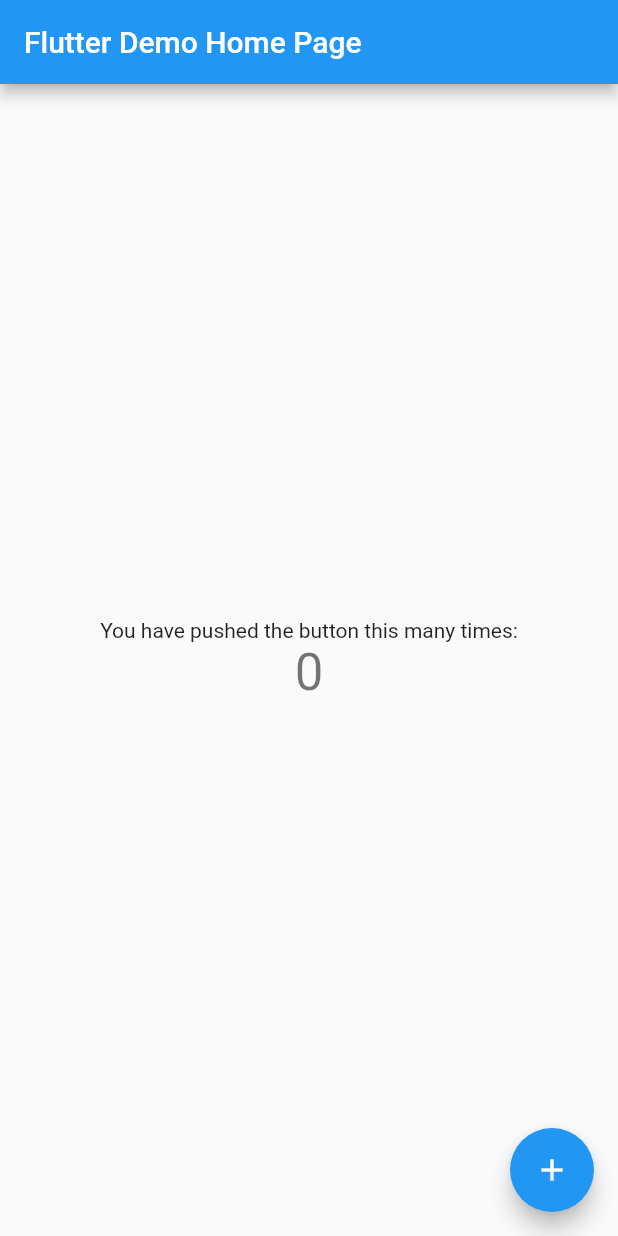
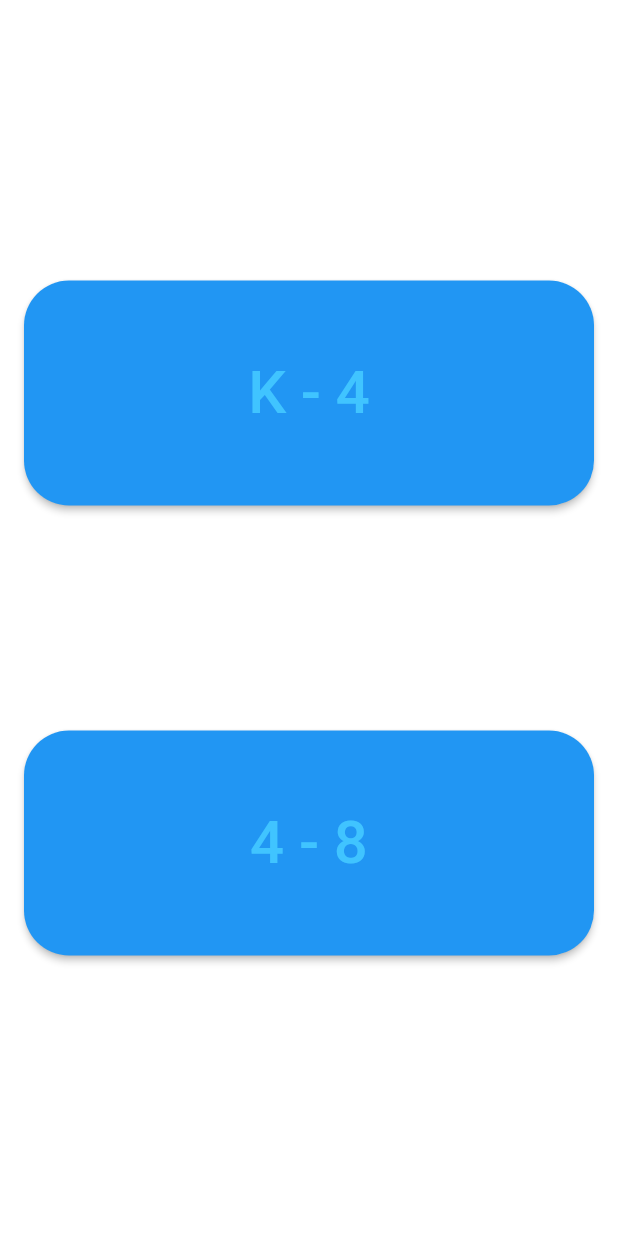
Before and after one commit to Derek-Girardi/green_circle_generator, a Flutter app: the screen it shows after launch, on a phone screen of 412 x 824 dp. Run offline on Flutter 3.47's test engine with Material 2 defaults, Android fonts, the light colour scheme and no system bars.

Commit message:
Base UI for App
UI for home page of app, contains 2 buttons that will navigate to 2
other pages. This is agood base start and this will be the last time I
commit straight to master as this is good enough for me.

```diff
--- /dev/null
+++ b/lib/BLoC/bloc.dart
@@ -0,0 +1,3 @@
+abstract class Bloc {
+  void dispose();
+}
--- a/lib/main.dart
+++ b/lib/main.dart
@@ -1,111 +1,19 @@
 import 'package:flutter/material.dart';
+import 'package:green_circle_generator/ui/home_page.dart';
 
 void main() => runApp(MyApp());
 
 class MyApp extends StatelessWidget {
-  // This widget is the root of your application.
   @override
   Widget build(BuildContext context) {
     return MaterialApp(
-      title: 'Flutter Demo',
+      debugShowCheckedModeBanner: false,
+      title: 'Green Circle Generator',
       theme: ThemeData(
-        // This is the theme of your application.
-        //
-        // Try running your application with "flutter run". You'll see the
-        // application has a blue toolbar. Then, without quitting the app, try
-        // changing the primarySwatch below to Colors.green and then invoke
-        // "hot reload" (press "r" in the console where you ran "flutter run",
-        // or simply save your changes to "hot reload" in a Flutter IDE).
-        // Notice that the counter didn't reset back to zero; the application
-        // is not restarted.
-        primarySwatch: Colors.blue,
+          primarySwatch: Colors.indigo,
+          canvasColor: Colors.transparent
       ),
-      home: MyHomePage(title: 'Flutter Demo Home Page'),
+      home: HomePage(),
     );
   }
 }
-
-class MyHomePage extends StatefulWidget {
-  MyHomePage({Key key, this.title}) : super(key: key);
-
-  // This widget is the home page of your application. It is stateful, meaning
-  // that it has a State object (defined below) that contains fields that affect
-  // how it looks.
-
-  // This class is the configuration for the state. It holds the values (in this
-  // case the title) provided by the parent (in this case the App widget) and
-  // used by the build method of the State. Fields in a Widget subclass are
-  // always marked "final".
-
-  final String title;
-
-  @override
-  _MyHomePageState createState() => _MyHomePageState();
-}
-
-class _MyHomePageState extends State<MyHomePage> {
-  int _counter = 0;
-
-  void _incrementCounter() {
-    setState(() {
-      // This call to setState tells the Flutter framework that something has
-      // changed in this State, which causes it to rerun the build method below
-      // so that the display can reflect the updated values. If we changed
-      // _counter without calling setState(), then the build method would not be
-      // called again, and so nothing would appear to happen.
-      _counter++;
-    });
-  }
-
-  @override
-  Widget build(BuildContext context) {
-    // This method is rerun every time setState is called, for instance as done
-    // by the _incrementCounter method above.
-    //
-    // The Flutter framework has been optimized to make rerunning build methods
-    // fast, so that you can just rebuild anything that needs updating rather
-    // than having to individually change instances of widgets.
-    return Scaffold(
-      appBar: AppBar(
-        // Here we take the value from the MyHomePage object that was created by
-        // the App.build method, and use it to set our appbar title.
-        title: Text(widget.title),
-      ),
-      body: Center(
-        // Center is a layout widget. It takes a single child and positions it
-        // in the middle of the parent.
-        child: Column(
-          // Column is also a layout widget. It takes a list of children and
-          // arranges them vertically. By default, it sizes itself to fit its
-          // children horizontally, and tries to be as tall as its parent.
-          //
-          // Invoke "debug painting" (press "p" in the console, choose the
-          // "Toggle Debug Paint" action from the Flutter Inspector in Android
-          // Studio, or the "Toggle Debug Paint" command in Visual Studio Code)
-          // to see the wireframe for each widget.
-          //
-          // Column has various properties to control how it sizes itself and
-          // how it positions its children. Here we use mainAxisAlignment to
-          // center the children vertically; the main axis here is the vertical
-          // axis because Columns are vertical (the cross axis would be
-          // horizontal).
-          mainAxisAlignment: MainAxisAlignment.center,
-          children: <Widget>[
-            Text(
-              'You have pushed the button this many times:',
-            ),
-            Text(
-              '$_counter',
-              style: Theme.of(context).textTheme.display1,
-            ),
-          ],
-        ),
-      ),
-      floatingActionButton: FloatingActionButton(
-        onPressed: _incrementCounter,
-        tooltip: 'Increment',
-        child: Icon(Icons.add),
-      ), // This trailing comma makes auto-formatting nicer for build methods.
-    );
-  }
-}
--- /dev/null
+++ b/lib/ui/Primary_Page.dart
@@ -0,0 +1,10 @@
+import 'package:flutter/material.dart';
+
+class PrimaryPage extends StatelessWidget {
+
+  @override
+  Widget build(BuildContext context) {
+    return Scaffold(
+    );
+  }
+}
--- /dev/null
+++ b/lib/ui/Secondary_Page.dart
@@ -0,0 +1,13 @@
+import 'package:flutter/material.dart';
+
+class SecondaryPage extends StatelessWidget {
+
+  @override
+  Widget build(BuildContext context) {
+    return Scaffold (
+      body: Center(
+          child: Text('Test')
+      ),
+    );
+  }
+}
--- /dev/null
+++ b/lib/ui/home_page.dart
@@ -0,0 +1,73 @@
+import 'package:flutter/material.dart';
+import 'package:green_circle_generator/ui/Primary_Page.dart';
+import 'package:green_circle_generator/ui/Secondary_Page.dart';
+
+class HomePage extends StatelessWidget {
+  @override
+  Widget build(BuildContext context) {
+    return Scaffold(
+      //appBar: AppBar(
+      //  centerTitle: true,
+      //  title: Text('BIG BOI TEST'),
+      // ),
+      body: Center(
+        child: Column(
+          mainAxisAlignment: MainAxisAlignment.center,
+          crossAxisAlignment: CrossAxisAlignment.stretch,
+          children: <Widget>[
+            Padding(
+              padding: EdgeInsets.symmetric(vertical: 75.0, horizontal: 16.0),
+              child: MaterialButton(
+                minWidth: 200.0,
+                height: 150.0,
+                color: Colors.blue,
+                textColor: Colors.white,
+                splashColor: Colors.blueGrey,
+                shape: RoundedRectangleBorder(
+                    borderRadius: new BorderRadius.circular(30.0)),
+                onPressed: () {
+                  Navigator.push(
+                    context,
+                    MaterialPageRoute(builder: (context) => PrimaryPage()),
+                  );
+                },
+                child: Text(
+                  "K - 4",
+                  style: new TextStyle(
+                    fontSize: 40.0,
+                    color: Colors.lightBlueAccent,
+                  ),
+                ),
+              ),
+            ),
+            Padding(
+              padding: EdgeInsets.symmetric(vertical: 75.0, horizontal: 16.0),
+              child: MaterialButton(
+                minWidth: 200.0,
+                height: 150.0,
+                color: Colors.blue,
+                textColor: Colors.white,
+                splashColor: Colors.blueGrey,
+                shape: RoundedRectangleBorder(
+                    borderRadius: new BorderRadius.circular(30.0)),
+                onPressed: () {
+                  Navigator.push(
+                    context,
+                    MaterialPageRoute(builder: (context) => SecondaryPage()),
+                  );
+                },
+                child: Text(
+                  "4 - 8",
+                  style: TextStyle(
+                    fontSize: 40.0,
+                    color: Colors.lightBlueAccent,
+                  ),
+                ),
+              ),
+            ),
+          ],
+        ),
+      ),
+    );
+  }
+}
--- a/pubspec.yaml
+++ b/pubspec.yaml
@@ -19,6 +19,8 @@
 dependencies:
   flutter:
     sdk: flutter
+  sqflite: any
+  path_provider: any
 
   # The following adds the Cupertino Icons font to your application.
   # Use with the CupertinoIcons class for iOS style icons.
@@ -42,8 +44,6 @@
 
   # To add assets to your application, add an assets section, like this:
   # assets:
-  #  - images/a_dot_burr.jpeg
-  #  - images/a_dot_ham.jpeg
 
   # An image asset can refer to one or more resolution-specific "variants", see
   # https://flutter.dev/assets-and-images/#resolution-aware.
```
Also changed, not shown: pubspec.lock.
